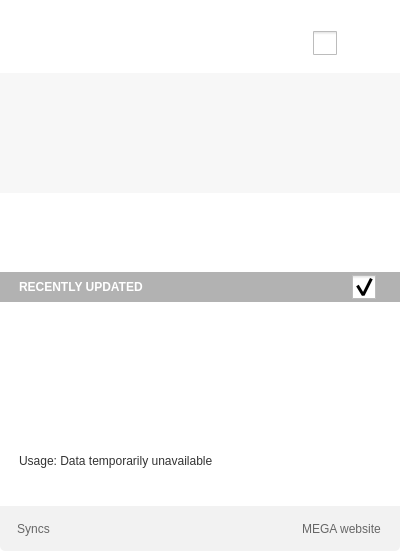
Before: the Qt Designer form Source/MEGASync/gui/InfoDialog.ui in meganz/MEGAsync, drawn with Qt 5.
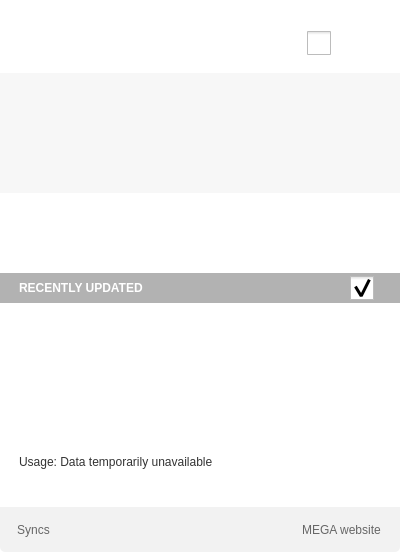
After: the same form once the commit is applied. The open tabs and pages were chosen to show the change. Icons and pictures are not drawn. Custom widgets are drawn as their Qt base class.

Commit message: GUI fixes (information window)

What changed in the file:
```diff
--- a/Source/MEGASync/gui/InfoDialog.ui
+++ b/Source/MEGASync/gui/InfoDialog.ui
@@ -7,19 +7,19 @@
     <x>0</x>
     <y>0</y>
     <width>400</width>
-    <height>551</height>
+    <height>552</height>
    </rect>
   </property>
   <property name="minimumSize">
    <size>
     <width>400</width>
-    <height>551</height>
+    <height>552</height>
    </size>
   </property>
   <property name="maximumSize">
    <size>
-    <width>426</width>
-    <height>600</height>
+    <width>400</width>
+    <height>552</height>
    </size>
   </property>
   <property name="windowTitle">
@@ -43,17 +43,11 @@
 
 #wHeader
 {
-border: 0px;
 border-top-left-radius: 5px;
 border-top-right-radius: 5px;
 background-color: white;
 }
 
-#lHeader
-{
-
-}
-
 #lRecentlyUpdated
 {
 
@@ -183,7 +177,7 @@
   <property name="modal">
    <bool>false</bool>
   </property>
-  <layout class="QVBoxLayout" name="verticalLayout_5" stretch="0,0,1,0,0,0">
+  <layout class="QVBoxLayout" name="verticalLayout_5" stretch="0,0,0,1,0,0">
    <property name="spacing">
     <number>0</number>
    </property>
@@ -242,22 +236,40 @@
      </property>
      <layout class="QHBoxLayout" name="horizontalLayout">
       <property name="spacing">
-       <number>15</number>
+       <number>21</number>
       </property>
       <property name="leftMargin">
        <number>18</number>
       </property>
       <property name="topMargin">
-       <number>0</number>
+       <number>8</number>
       </property>
       <property name="rightMargin">
-       <number>12</number>
+       <number>14</number>
       </property>
       <property name="bottomMargin">
-       <number>0</number>
+       <number>8</number>
       </property>
       <item>
        <widget class="QPushButton" name="lHeader">
+        <property name="sizePolicy">
+         <sizepolicy hsizetype="Minimum" vsizetype="Minimum">
+          <horstretch>0</horstretch>
+          <verstretch>0</verstretch>
+         </sizepolicy>
+        </property>
+        <property name="minimumSize">
+         <size>
+          <width>0</width>
+          <height>0</height>
+         </size>
+        </property>
+        <property name="maximumSize">
+         <size>
+          <width>16777215</width>
+          <height>16777215</height>
+         </size>
+        </property>
         <property name="styleSheet">
          <string notr="true"/>
         </property>
@@ -287,23 +299,29 @@
         <property name="sizeHint" stdset="0">
          <size>
           <width>40</width>
-          <height>20</height>
+          <height>60</height>
          </size>
         </property>
        </spacer>
       </item>
       <item>
        <widget class="QCheckBox" name="bPause">
+        <property name="sizePolicy">
+         <sizepolicy hsizetype="Maximum" vsizetype="Maximum">
+          <horstretch>0</horstretch>
+          <verstretch>0</verstretch>
+         </sizepolicy>
+        </property>
         <property name="minimumSize">
          <size>
-          <width>32</width>
-          <height>32</height>
+          <width>0</width>
+          <height>0</height>
          </size>
         </property>
         <property name="maximumSize">
          <size>
-          <width>32</width>
-          <height>32</height>
+          <width>16777215</width>
+          <height>16777215</height>
          </size>
         </property>
         <property name="styleSheet">
@@ -341,21 +359,27 @@
       </item>
       <item>
        <widget class="QPushButton" name="bSettings">
+        <property name="sizePolicy">
+         <sizepolicy hsizetype="Maximum" vsizetype="Maximum">
+          <horstretch>0</horstretch>
+          <verstretch>0</verstretch>
+         </sizepolicy>
+        </property>
         <property name="minimumSize">
          <size>
-          <width>32</width>
-          <height>32</height>
+          <width>0</width>
+          <height>0</height>
          </size>
         </property>
         <property name="maximumSize">
          <size>
-          <width>32</width>
-          <height>32</height>
+          <width>16777215</width>
+          <height>16777215</height>
          </size>
         </property>
         <property name="styleSheet">
          <string notr="true">border: none;
-padding-top: 2px;</string>
+</string>
         </property>
         <property name="text">
          <string/>
@@ -690,6 +714,12 @@
              </item>
              <item>
               <widget class="QPushButton" name="pushButton">
+               <property name="sizePolicy">
+                <sizepolicy hsizetype="Maximum" vsizetype="Minimum">
+                 <horstretch>0</horstretch>
+                 <verstretch>0</verstretch>
+                </sizepolicy>
+               </property>
                <property name="text">
                 <string/>
                </property>
@@ -703,6 +733,9 @@
                  <height>24</height>
                 </size>
                </property>
+               <property name="flat">
+                <bool>true</bool>
+               </property>
               </widget>
              </item>
             </layout>
@@ -764,6 +797,12 @@
              </item>
              <item>
               <widget class="QPushButton" name="pushButton_2">
+               <property name="sizePolicy">
+                <sizepolicy hsizetype="Maximum" vsizetype="Minimum">
+                 <horstretch>0</horstretch>
+                 <verstretch>0</verstretch>
+                </sizepolicy>
+               </property>
                <property name="text">
                 <string/>
                </property>
@@ -777,6 +816,9 @@
                  <height>24</height>
                 </size>
                </property>
+               <property name="flat">
+                <bool>true</bool>
+               </property>
               </widget>
              </item>
             </layout>
@@ -793,13 +835,13 @@
     <widget class="QWidget" name="wRecent" native="true">
      <property name="minimumSize">
       <size>
-       <width>0</width>
+       <width>400</width>
        <height>0</height>
       </size>
      </property>
      <property name="maximumSize">
       <size>
-       <width>16777215</width>
+       <width>400</width>
        <height>16777215</height>
       </size>
      </property>
@@ -844,7 +886,7 @@
           <number>0</number>
          </property>
          <property name="rightMargin">
-          <number>21</number>
+          <number>26</number>
          </property>
          <property name="bottomMargin">
           <number>0</number>
@@ -880,15 +922,21 @@
          <item>
           <widget class="QCheckBox" name="cRecentlyUpdated">
            <property name="sizePolicy">
-            <sizepolicy hsizetype="Minimum" vsizetype="Fixed">
+            <sizepolicy hsizetype="Preferred" vsizetype="Preferred">
              <horstretch>0</horstretch>
              <verstretch>0</verstretch>
             </sizepolicy>
            </property>
            <property name="minimumSize">
             <size>
-             <width>0</width>
-             <height>0</height>
+             <width>24</width>
+             <height>24</height>
+            </size>
+           </property>
+           <property name="maximumSize">
+            <size>
+             <width>24</width>
+             <height>24</height>
             </size>
            </property>
            <property name="styleSheet">
@@ -907,6 +955,12 @@
     image: url(://images/collapse_up.png);
   }</string>
            </property>
+           <property name="iconSize">
+            <size>
+             <width>24</width>
+             <height>24</height>
+            </size>
+           </property>
            <property name="checked">
             <bool>true</bool>
            </property>
@@ -926,7 +980,7 @@
         <property name="maximumSize">
          <size>
           <width>400</width>
-          <height>144</height>
+          <height>16777215</height>
          </size>
         </property>
         <layout class="QVBoxLayout" name="verticalLayout">
@@ -1002,8 +1056,14 @@
      </layout>
     </widget>
    </item>
-   <item>
+   <item alignment="Qt::AlignVCenter">
     <widget class="QWidget" name="wUsage" native="true">
+     <property name="sizePolicy">
+      <sizepolicy hsizetype="Preferred" vsizetype="Preferred">
+       <horstretch>0</horstretch>
+       <verstretch>0</verstretch>
+      </sizepolicy>
+     </property>
      <property name="minimumSize">
       <size>
        <width>0</width>
@@ -1016,6 +1076,9 @@
        <height>60</height>
       </size>
      </property>
+     <property name="styleSheet">
+      <string notr="true"/>
+     </property>
      <layout class="QVBoxLayout" name="verticalLayout_3">
       <property name="spacing">
        <number>0</number>
@@ -1024,23 +1087,38 @@
        <number>19</number>
       </property>
       <property name="topMargin">
-       <number>0</number>
+       <number>8</number>
       </property>
       <property name="rightMargin">
        <number>19</number>
       </property>
       <property name="bottomMargin">
-       <number>0</number>
+       <number>8</number>
       </property>
       <item>
        <widget class="QWidget" name="widget_8" native="true">
+        <property name="sizePolicy">
+         <sizepolicy hsizetype="Minimum" vsizetype="Preferred">
+          <horstretch>0</horstretch>
+          <verstretch>0</verstretch>
+         </sizepolicy>
+        </property>
+        <property name="minimumSize">
+         <size>
+          <width>0</width>
+          <height>20</height>
+         </size>
+        </property>
         <property name="maximumSize">
          <size>
           <width>362</width>
-          <height>16777215</height>
+          <height>20</height>
          </size>
         </property>
         <layout class="QHBoxLayout" name="horizontalLayout_4">
+         <property name="spacing">
+          <number>0</number>
+         </property>
          <property name="leftMargin">
           <number>0</number>
          </property>
@@ -1055,16 +1133,22 @@
          </property>
          <item>
           <widget class="QLabel" name="lTotalUsed">
+           <property name="sizePolicy">
+            <sizepolicy hsizetype="Preferred" vsizetype="Preferred">
+             <horstretch>0</horstretch>
+             <verstretch>0</verstretch>
+            </sizepolicy>
+           </property>
            <property name="minimumSize">
             <size>
              <width>0</width>
-             <height>0</height>
+             <height>20</height>
             </size>
            </property>
            <property name="maximumSize">
             <size>
              <width>16777215</width>
-             <height>16777215</height>
+             <height>20</height>
             </size>
            </property>
            <property name="styleSheet">
@@ -1079,10 +1163,31 @@
            <property name="text">
             <string>Usage: Data temporarily unavailable</string>
            </property>
+           <property name="alignment">
+            <set>Qt::AlignLeading|Qt::AlignLeft|Qt::AlignTop</set>
+           </property>
           </widget>
          </item>
          <item>
           <widget class="QLabel" name="lPercentageUsed">
+           <property name="sizePolicy">
+            <sizepolicy hsizetype="Preferred" vsizetype="Preferred">
+             <horstretch>0</horstretch>
+             <verstretch>0</verstretch>
+            </sizepolicy>
+           </property>
+           <property name="minimumSize">
+            <size>
+             <width>0</width>
+             <height>20</height>
+            </size>
+           </property>
+           <property name="maximumSize">
+            <size>
+             <width>16777215</width>
+             <height>20</height>
+            </size>
+           </property>
            <property name="styleSheet">
             <string notr="true">#lPercentageUsed
 {
@@ -1097,7 +1202,7 @@
             <string/>
            </property>
            <property name="alignment">
-            <set>Qt::AlignRight|Qt::AlignTrailing|Qt::AlignVCenter</set>
+            <set>Qt::AlignRight|Qt::AlignTop|Qt::AlignTrailing</set>
            </property>
           </widget>
          </item>
@@ -1105,7 +1210,26 @@
        </widget>
       </item>
       <item>
-       <widget class="UsageProgressBar" name="pUsage" native="true"/>
+       <widget class="UsageProgressBar" name="pUsage" native="true">
+        <property name="sizePolicy">
+         <sizepolicy hsizetype="Preferred" vsizetype="Preferred">
+          <horstretch>0</horstretch>
+          <verstretch>0</verstretch>
+         </sizepolicy>
+        </property>
+        <property name="minimumSize">
+         <size>
+          <width>362</width>
+          <height>24</height>
+         </size>
+        </property>
+        <property name="maximumSize">
+         <size>
+          <width>362</width>
+          <height>24</height>
+         </size>
+        </property>
+       </widget>
       </item>
      </layout>
     </widget>
```
Left out of the diff: 16 changed lines with no effect on the pictures. The commit also changes 5 other files.
